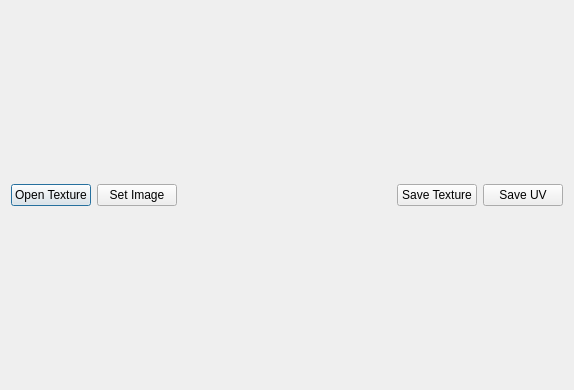
Before: the Qt Designer form src/TextureDialog.ui in Ovilia/April, drawn with Qt 5.
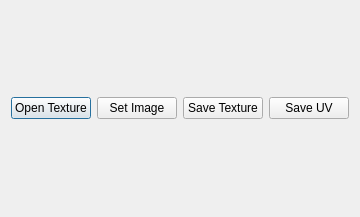
After: the same form once the commit is applied.

Diff of the .ui file:
```diff
--- a/src/TextureDialog.ui
+++ b/src/TextureDialog.ui
@@ -6,8 +6,8 @@
    <rect>
     <x>0</x>
     <y>0</y>
-    <width>574</width>
-    <height>390</height>
+    <width>352</width>
+    <height>217</height>
    </rect>
   </property>
   <property name="windowTitle">
```
